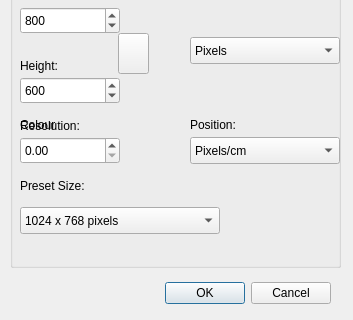
Above: src/NewDialog.ui from PhotoFlare/photoflare before the change; both pictures show x 0 to 353 and y 143 to 463 of the 353 by 463 pixel window. Below: the same form after it.
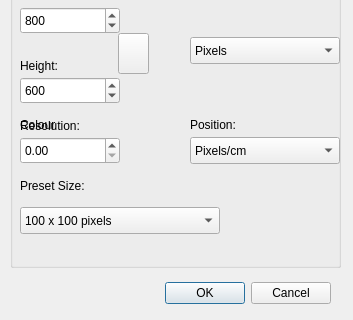
That is the form after the change. Icons and pictures are not drawn. Custom widgets are drawn as their Qt base class.

```diff
--- a/src/NewDialog.ui
+++ b/src/NewDialog.ui
@@ -147,7 +147,7 @@
     </rect>
    </property>
    <property name="currentIndex">
-    <number>3</number>
+    <number>0</number>
    </property>
    <item>
     <property name="text">
```
Left out of the diff: 15 changed lines with no effect on the pictures.
